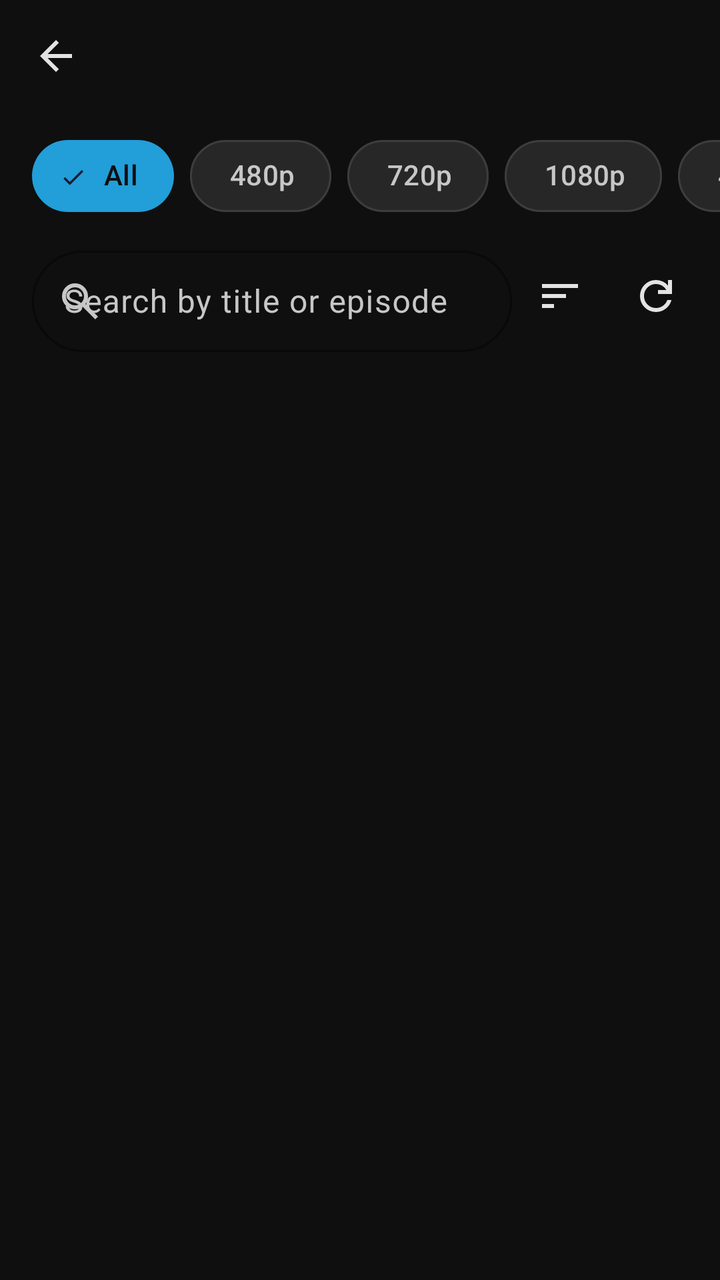
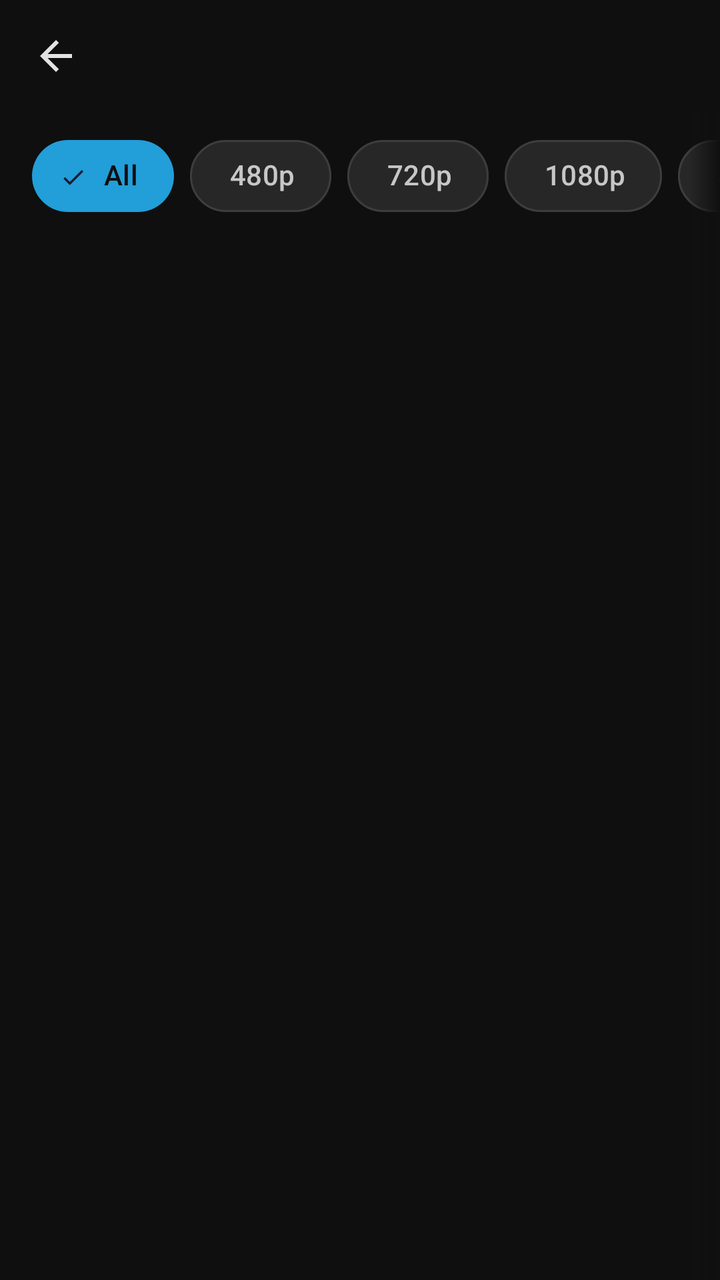

Two renders of the same Android screen: before a commit and after it. Below are the layout's source before the change and the commit's diff.
<!-- AndroidManifest.xml: application theme Theme.NobiStream -->
<!-- res/layout/activity_channel.xml -->
<?xml version="1.0" encoding="utf-8"?>
<LinearLayout xmlns:android="http://schemas.android.com/apk/res/android"
    xmlns:app="http://schemas.android.com/apk/res-auto"
    android:layout_width="match_parent"
    android:layout_height="match_parent"
    android:fitsSystemWindows="true"
    android:orientation="vertical">

    <com.google.android.material.appbar.MaterialToolbar
        android:id="@+id/toolbar"
        android:layout_width="match_parent"
        android:layout_height="@dimen/toolbar_height"
        android:background="@color/background"
        app:navigationIcon="@drawable/ic_back"
        app:titleTextColor="@color/text_primary" />

    <HorizontalScrollView
        android:layout_width="match_parent"
        android:layout_height="wrap_content"
        android:scrollbars="none">

        
        <LinearLayout
            android:layout_width="wrap_content"
            android:layout_height="wrap_content"
            android:gravity="center_vertical"
            android:orientation="horizontal"
            android:paddingStart="@dimen/screen_margin"
            android:paddingTop="@dimen/spacing_8"
            android:paddingEnd="@dimen/screen_margin">

        <com.google.android.material.chip.ChipGroup
            android:id="@+id/filterChips"
            android:layout_width="wrap_content"
            android:layout_height="wrap_content"
            app:chipSpacingHorizontal="@dimen/chip_gap"
            app:selectionRequired="true"
            app:singleSelection="true">

            <com.google.android.material.chip.Chip
                android:id="@+id/chipAll"
                style="@style/Widget.NobiStream.Chip.Filter"
                android:layout_width="wrap_content"
                android:layout_height="wrap_content"
                android:checkable="true"
                android:checked="true"
                android:text="@string/channel_filter_all" />

            <com.google.android.material.chip.Chip
                android:id="@+id/chip480"
                style="@style/Widget.NobiStream.Chip.Filter"
                android:layout_width="wrap_content"
                android:layout_height="wrap_content"
                android:checkable="true"
                android:text="480p" />

            <com.google.android.material.chip.Chip
                android:id="@+id/chip720"
                style="@style/Widget.NobiStream.Chip.Filter"
                android:layout_width="wrap_content"
                android:layout_height="wrap_content"
                android:checkable="true"
                android:text="720p" />

            <com.google.android.material.chip.Chip
                android:id="@+id/chip1080"
                style="@style/Widget.NobiStream.Chip.Filter"
                android:layout_width="wrap_content"
                android:layout_height="wrap_content"
                android:checkable="true"
                android:text="1080p" />

            <com.google.android.material.chip.Chip
                android:id="@+id/chip4k"
                style="@style/Widget.NobiStream.Chip.Filter"
                android:layout_width="wrap_content"
                android:layout_height="wrap_content"
                android:checkable="true"
                android:text="4K" />
        </com.google.android.material.chip.ChipGroup>

            
            <com.google.android.material.chip.Chip
                android:id="@+id/chipSmart"
                style="@style/Widget.NobiStream.Chip.Filter"
                android:layout_width="wrap_content"
                android:layout_height="wrap_content"
                android:layout_marginStart="@dimen/chip_gap"
                android:checkable="true"
                android:checked="true"
                android:text="@string/channel_filter_smart" />
        </LinearLayout>
    </HorizontalScrollView>

    <LinearLayout
        android:layout_width="match_parent"
        android:layout_height="wrap_content"
        android:layout_marginStart="@dimen/screen_margin"
        android:layout_marginTop="@dimen/spacing_8"
        android:layout_marginEnd="@dimen/spacing_8"
        android:gravity="center_vertical"
        android:orientation="horizontal">

        <com.google.android.material.textfield.TextInputLayout
            android:id="@+id/searchLayout"
            style="@style/Widget.NobiStream.TextInputLayout.Search"
            android:layout_width="0dp"
            android:layout_height="@dimen/search_field_height"
            android:layout_weight="1"
            android:hint="@string/channel_search_hint"
            app:startIconDrawable="@drawable/ic_search">

            <com.google.android.material.textfield.TextInputEditText
                android:id="@+id/searchEdit"
                android:layout_width="match_parent"
                android:layout_height="match_parent"
                android:inputType="text"
                android:maxLines="1" />
        </com.google.android.material.textfield.TextInputLayout>

        <ImageButton
            android:id="@+id/sortButton"
            android:layout_width="@dimen/icon_button_size"
            android:layout_height="@dimen/icon_button_size"
            android:background="?attr/selectableItemBackgroundBorderless"
            android:contentDescription="@string/channel_sort_newest"
            android:src="@drawable/ic_sort" />

        <ImageButton
            android:id="@+id/refreshButton"
            android:layout_width="@dimen/icon_button_size"
            android:layout_height="@dimen/icon_button_size"
            android:background="?attr/selectableItemBackgroundBorderless"
            android:contentDescription="@string/channel_refresh"
            android:src="@drawable/ic_refresh" />
    </LinearLayout>

    
    <FrameLayout
        android:id="@+id/skeletonContainer"
        android:layout_width="match_parent"
        android:layout_height="wrap_content"
        android:visibility="gone">

        <GridLayout
            android:id="@+id/skeletonGrid"
            android:layout_width="match_parent"
            android:layout_height="wrap_content"
            android:columnCount="1"
            android:paddingStart="@dimen/screen_margin"
            android:paddingEnd="@dimen/screen_margin">

            <include
                layout="@layout/item_skeleton"
                android:layout_width="0dp"
                android:layout_height="wrap_content"
                android:layout_columnWeight="1"
                android:layout_marginHorizontal="6dp"
                android:layout_marginVertical="8dp" />

            <include
                layout="@layout/item_skeleton"
                android:layout_width="0dp"
                android:layout_height="wrap_content"
                android:layout_columnWeight="1"
                android:layout_marginHorizontal="6dp"
                android:layout_marginVertical="8dp" />

            <include
                layout="@layout/item_skeleton"
                android:layout_width="0dp"
                android:layout_height="wrap_content"
                android:layout_columnWeight="1"
                android:layout_marginHorizontal="6dp"
                android:layout_marginVertical="8dp" />

            <include
                layout="@layout/item_skeleton"
                android:layout_width="0dp"
                android:layout_height="wrap_content"
                android:layout_columnWeight="1"
                android:layout_marginHorizontal="6dp"
                android:layout_marginVertical="8dp" />
        </GridLayout>

        <View
            android:id="@+id/shimmerSweep"
            android:layout_width="160dp"
            android:layout_height="match_parent"
            android:background="@drawable/v8_shimmer_sweep"
            android:translationX="-160dp" />
    </FrameLayout>

    <androidx.recyclerview.widget.RecyclerView
        android:id="@+id/videosRecycler"
        android:layout_width="match_parent"
        android:layout_height="0dp"
        android:layout_weight="1"
        android:clipToPadding="false"
        android:paddingStart="@dimen/screen_margin"
        android:paddingEnd="@dimen/screen_margin"
        android:paddingBottom="@dimen/spacing_8" />

    
    <LinearLayout
        android:id="@+id/loadMoreFooter"
        android:layout_width="match_parent"
        android:layout_height="wrap_content"
        android:gravity="center"
        android:orientation="horizontal"
        android:padding="@dimen/spacing_12"
        android:visibility="gone">

        <ProgressBar
            android:layout_width="24dp"
            android:layout_height="24dp"
            android:indeterminateTint="@color/primary" />

        <TextView
            android:layout_width="wrap_content"
            android:layout_height="wrap_content"
            android:layout_marginStart="@dimen/spacing_8"
            android:text="@string/channel_loading_more"
            android:textColor="@color/text_secondary"
            android:textSize="@dimen/text_caption" />
    </LinearLayout>

    <com.nobi.nobistream.ui.components.EmptyStateView
        android:id="@+id/emptyState"
        android:layout_width="match_parent"
        android:layout_height="0dp"
        android:layout_weight="1"
        android:visibility="gone" />

    <com.nobi.nobistream.ui.components.ErrorStateView
        android:id="@+id/errorState"
        android:layout_width="match_parent"
        android:layout_height="0dp"
        android:layout_weight="1"
        android:visibility="gone" />

</LinearLayout>
<!-- res/layout/item_skeleton.xml (included above) -->
<?xml version="1.0" encoding="utf-8"?>
<androidx.constraintlayout.widget.ConstraintLayout xmlns:android="http://schemas.android.com/apk/res/android"
    xmlns:app="http://schemas.android.com/apk/res-auto"
    android:layout_width="match_parent"
    android:layout_height="wrap_content">

    <View
        android:id="@+id/skeletonThumb"
        android:layout_width="0dp"
        android:layout_height="0dp"
        android:background="@drawable/skeleton_bg"
        app:layout_constraintDimensionRatio="16:9"
        app:layout_constraintEnd_toEndOf="parent"
        app:layout_constraintStart_toStartOf="parent"
        app:layout_constraintTop_toTopOf="parent" />

    <View
        android:id="@+id/skeletonTitle"
        android:layout_width="0dp"
        android:layout_height="14dp"
        android:layout_marginTop="@dimen/spacing_8"
        android:background="@drawable/skeleton_bg"
        app:layout_constraintEnd_toEndOf="parent"
        app:layout_constraintStart_toStartOf="parent"
        app:layout_constraintTop_toBottomOf="@id/skeletonThumb" />

    <View
        android:id="@+id/skeletonMeta"
        android:layout_width="120dp"
        android:layout_height="12dp"
        android:layout_marginTop="@dimen/spacing_4"
        android:layout_marginBottom="@dimen/spacing_12"
        android:background="@drawable/skeleton_bg"
        app:layout_constraintBottom_toBottomOf="parent"
        app:layout_constraintStart_toStartOf="parent"
        app:layout_constraintTop_toBottomOf="@id/skeletonTitle" />
</androidx.constraintlayout.widget.ConstraintLayout>
<!-- resources referenced by this layout -->
<resources>
  <color name="background">#0F0F0F</color>
  <color name="primary">#229ED9</color>
  <color name="text_primary">#F1F1F1</color>
  <color name="text_secondary">#AAAAAA</color>
  <dimen name="chip_gap">8dp</dimen>
  <dimen name="icon_button_size">48dp</dimen>
  <dimen name="screen_margin">16dp</dimen>
  <dimen name="search_field_height">56dp</dimen>
  <dimen name="spacing_12">12dp</dimen>
  <dimen name="spacing_4">4dp</dimen>
  <dimen name="spacing_8">8dp</dimen>
  <dimen name="text_caption">12sp</dimen>
  <dimen name="toolbar_height">56dp</dimen>
  <!-- drawable ic_refresh (drawable) -->
  <vector xmlns:android="http://schemas.android.com/apk/res/android"
      android:width="24dp"
      android:height="24dp"
      android:viewportWidth="960"
      android:viewportHeight="960">
      
      <group android:translateY="960">
          <path
              android:fillColor="#E3E3E3"
              android:pathData="M480-160q-134 0-227-93t-93-227q0-134 93-227t227-93q69 0 132 28.5T720-690v-110h80v280H520v-80h168q-32-56-87.5-88T480-720q-100 0-170 70t-70 170q0 100 70 170t170 70q77 0 139-44t87-116h84q-28 106-114 173t-196 67Z" />
      </group>
  </vector>
  <string name="channel_filter_all">All</string>
  <string name="channel_filter_smart">Smart</string>
  <string name="channel_loading_more">Loading more videos…</string>
  <string name="channel_refresh">Refresh</string>
  <string name="channel_search_hint">Search by title or episode</string>
  <string name="channel_sort_newest">Newest first</string>
  <color name="surface_variant">#272727</color>
  <dimen name="corner_thumb">12dp</dimen>
  <dimen name="chip_height">36dp</dimen>
  <dimen name="chip_padding">12dp</dimen>
  <dimen name="card_stroke_width">1dp</dimen>
  <dimen name="corner_full">999dp</dimen>
  <style name="Widget.NobiStream.TextInputLayout" parent="Widget.Material3.TextInputLayout.OutlinedBox">
          <item name="boxStrokeColor">@color/outline</item>
          <item name="hintTextColor">@color/text_secondary</item>
          <item name="boxCornerRadiusTopStart">@dimen/corner_small</item>
          <item name="boxCornerRadiusTopEnd">@dimen/corner_small</item>
          <item name="boxCornerRadiusBottomStart">@dimen/corner_small</item>
          <item name="boxCornerRadiusBottomEnd">@dimen/corner_small</item>
      </style>
  <color name="primary_dark">#1B7FB8</color>
  <color name="surface">#212121</color>
  <color name="on_surface_variant">#C7C7C7</color>
  <color name="error">#E5484D</color>
  <color name="on_error">#FFFFFF</color>
  <style name="Theme.NobiStream.BottomSheetDialog" parent="ThemeOverlay.Material3.BottomSheetDialog">
          <item name="bottomSheetStyle">@style/Widget.NobiStream.BottomSheet</item>
      </style>
  <color name="outline">#717171</color>
  <dimen name="corner_small">12dp</dimen>
  <dimen name="corner_dialog">28dp</dimen>
  <dimen name="button_height_small">48dp</dimen>
  <dimen name="corner_sheet">28dp</dimen>
  <!-- unchanged entries left out for length: 14 -->
</resources>

<!-- the commit's change to res/layout/activity_channel.xml (unified diff, before → after) -->
@@ -14,6 +14,11 @@
         app:navigationIcon="@drawable/ic_back"
         app:titleTextColor="@color/text_primary" />
 
+    
+    <FrameLayout
+        android:layout_width="match_parent"
+        android:layout_height="wrap_content">
+
     <HorizontalScrollView
         android:layout_width="match_parent"
         android:layout_height="wrap_content"
@@ -82,31 +87,51 @@
             
             <com.google.android.material.chip.Chip
                 android:id="@+id/chipSmart"
-                style="@style/Widget.NobiStream.Chip.Filter"
+                style="@style/Widget.NobiStream.Chip.Smart"
                 android:layout_width="wrap_content"
                 android:layout_height="wrap_content"
                 android:layout_marginStart="@dimen/chip_gap"
                 android:checkable="true"
                 android:checked="true"
                 android:text="@string/channel_filter_smart" />
+
+            
+            <com.google.android.material.button.MaterialButton
+                android:id="@+id/sortButton"
+                style="@style/Widget.NobiStream.Button.Secondary"
+                android:layout_width="wrap_content"
+                android:layout_height="@dimen/button_height_small"
+                android:layout_marginStart="@dimen/chip_gap"
+                android:text="@string/channel_sort_newest"
+                app:icon="@drawable/ic_sort" />
         </LinearLayout>
     </HorizontalScrollView>
 
+        <View
+            android:id="@+id/chipsFade"
+            android:layout_width="16dp"
+            android:layout_height="match_parent"
+            android:layout_gravity="end"
+            android:background="@drawable/fade_edge_right"
+            android:clickable="false"
+            android:focusable="false" />
+    </FrameLayout>
+
+    
     <LinearLayout
         android:layout_width="match_parent"
         android:layout_height="wrap_content"
         android:layout_marginStart="@dimen/screen_margin"
         android:layout_marginTop="@dimen/spacing_8"
-        android:layout_marginEnd="@dimen/spacing_8"
+        android:layout_marginEnd="@dimen/screen_margin"
         android:gravity="center_vertical"
         android:orientation="horizontal">
 
         <com.google.android.material.textfield.TextInputLayout
             android:id="@+id/searchLayout"
             style="@style/Widget.NobiStream.TextInputLayout.Search"
-            android:layout_width="0dp"
+            android:layout_width="match_parent"
             android:layout_height="@dimen/search_field_height"
-            android:layout_weight="1"
             android:hint="@string/channel_search_hint"
             app:startIconDrawable="@drawable/ic_search">
 
@@ -117,22 +142,6 @@
                 android:inputType="text"
                 android:maxLines="1" />
         </com.google.android.material.textfield.TextInputLayout>
-
-        <ImageButton
-            android:id="@+id/sortButton"
-            android:layout_width="@dimen/icon_button_size"
-            android:layout_height="@dimen/icon_button_size"
-            android:background="?attr/selectableItemBackgroundBorderless"
-            android:contentDescription="@string/channel_sort_newest"
-            android:src="@drawable/ic_sort" />
-
-        <ImageButton
-            android:id="@+id/refreshButton"
-            android:layout_width="@dimen/icon_button_size"
-            android:layout_height="@dimen/icon_button_size"
-            android:background="?attr/selectableItemBackgroundBorderless"
-            android:contentDescription="@string/channel_refresh"
-            android:src="@drawable/ic_refresh" />
     </LinearLayout>
 
     
<!-- resource entries referenced after the edit -->
@@ -5,7 +5,6 @@
   <color name="text_primary">#F1F1F1</color>
   <color name="text_secondary">#AAAAAA</color>
   <dimen name="chip_gap">8dp</dimen>
-  <dimen name="icon_button_size">48dp</dimen>
   <dimen name="screen_margin">16dp</dimen>
   <dimen name="search_field_height">56dp</dimen>
   <dimen name="spacing_12">12dp</dimen>
@@ -13,38 +12,54 @@
   <dimen name="spacing_8">8dp</dimen>
   <dimen name="text_caption">12sp</dimen>
   <dimen name="toolbar_height">56dp</dimen>
-  <!-- drawable ic_refresh (drawable) -->
-  <vector xmlns:android="http://schemas.android.com/apk/res/android"
-      android:width="24dp"
-      android:height="24dp"
-      android:viewportWidth="960"
-      android:viewportHeight="960">
-      
-      <group android:translateY="960">
-          <path
-              android:fillColor="#E3E3E3"
-              android:pathData="M480-160q-134 0-227-93t-93-227q0-134 93-227t227-93q69 0 132 28.5T720-690v-110h80v280H520v-80h168q-32-56-87.5-88T480-720q-100 0-170 70t-70 170q0 100 70 170t170 70q77 0 139-44t87-116h84q-28 106-114 173t-196 67Z" />
-      </group>
-  </vector>
+  <!-- drawable fade_edge_right (drawable) -->
+  <?xml version="1.0" encoding="utf-8"?>
+  <shape xmlns:android="http://schemas.android.com/apk/res/android"
+      android:shape="rectangle">
+      <gradient
+          android:angle="0"
+          android:endColor="@color/background"
+          android:startColor="#00FFFFFF"
+          android:type="linear" />
+  </shape>
   <string name="channel_filter_all">All</string>
   <string name="channel_filter_smart">Smart</string>
   <string name="channel_loading_more">Loading more videos…</string>
-  <string name="channel_refresh">Refresh</string>
   <string name="channel_search_hint">Search by title or episode</string>
   <string name="channel_sort_newest">Newest first</string>
+  <style name="Widget.NobiStream.Button.Secondary" parent="Widget.Material3.Button.OutlinedButton">
+          <item name="android:minHeight">@dimen/button_height_small</item>
+          <item name="cornerRadius">@dimen/corner_full</item>
+          <item name="strokeColor">@color/outline</item>
+          <item name="android:textColor">@color/text_primary</item>
+      </style>
+  <style name="Widget.NobiStream.Chip.Smart" parent="Widget.Material3.Chip.Filter">
+          <item name="android:minHeight">@dimen/chip_height</item>
+          <item name="chipMinHeight">@dimen/chip_height</item>
+          <item name="chipStartPadding">@dimen/chip_padding</item>
+          <item name="chipEndPadding">@dimen/chip_padding</item>
+          <item name="chipBackgroundColor">@color/chip_smart_background</item>
+          <item name="chipStrokeColor">@color/chip_smart_stroke</item>
+          <item name="chipStrokeWidth">@dimen/card_stroke_width</item>
+          <item name="android:textColor">@color/chip_smart_text</item>
+          <item name="chipCornerRadius">@dimen/corner_full</item>
+          <item name="ensureMinTouchTargetSize">true</item>
+      </style>
   <color name="surface_variant">#272727</color>
   <dimen name="corner_thumb">12dp</dimen>
   <dimen name="chip_height">36dp</dimen>
   <dimen name="chip_padding">12dp</dimen>
   <dimen name="card_stroke_width">1dp</dimen>
   <dimen name="corner_full">999dp</dimen>
-  <style name="Widget.NobiStream.TextInputLayout" parent="Widget.Material3.TextInputLayout.OutlinedBox">
+  <style name="Widget.NobiStream.TextInputLayout" parent="Widget.Material3.TextInputLayout.FilledBox">
+          <item name="boxBackgroundColor">@color/surface_variant</item>
           <item name="boxStrokeColor">@color/outline</item>
           <item name="hintTextColor">@color/text_secondary</item>
-          <item name="boxCornerRadiusTopStart">@dimen/corner_small</item>
-          <item name="boxCornerRadiusTopEnd">@dimen/corner_small</item>
-          <item name="boxCornerRadiusBottomStart">@dimen/corner_small</item>
-          <item name="boxCornerRadiusBottomEnd">@dimen/corner_small</item>
+          <item name="boxCornerRadiusTopStart">@dimen/corner_medium</item>
+          <item name="boxCornerRadiusTopEnd">@dimen/corner_medium</item>
+          <item name="boxCornerRadiusBottomStart">@dimen/corner_medium</item>
+          <item name="boxCornerRadiusBottomEnd">@dimen/corner_medium</item>
+          <item name="endIconMode">clear_text</item>
       </style>
   <color name="primary_dark">#1B7FB8</color>
   <color name="surface">#212121</color>
@@ -54,8 +69,8 @@
   <style name="Theme.NobiStream.BottomSheetDialog" parent="ThemeOverlay.Material3.BottomSheetDialog">
           <item name="bottomSheetStyle">@style/Widget.NobiStream.BottomSheet</item>
       </style>
+  <dimen name="corner_medium">16dp</dimen>
   <color name="outline">#717171</color>
-  <dimen name="corner_small">12dp</dimen>
   <dimen name="corner_dialog">28dp</dimen>
   <dimen name="button_height_small">48dp</dimen>
   <dimen name="corner_sheet">28dp</dimen>
